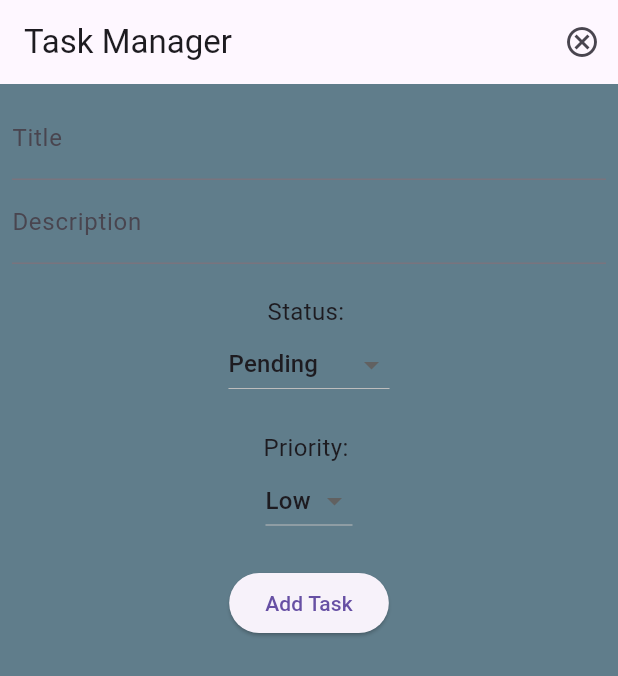
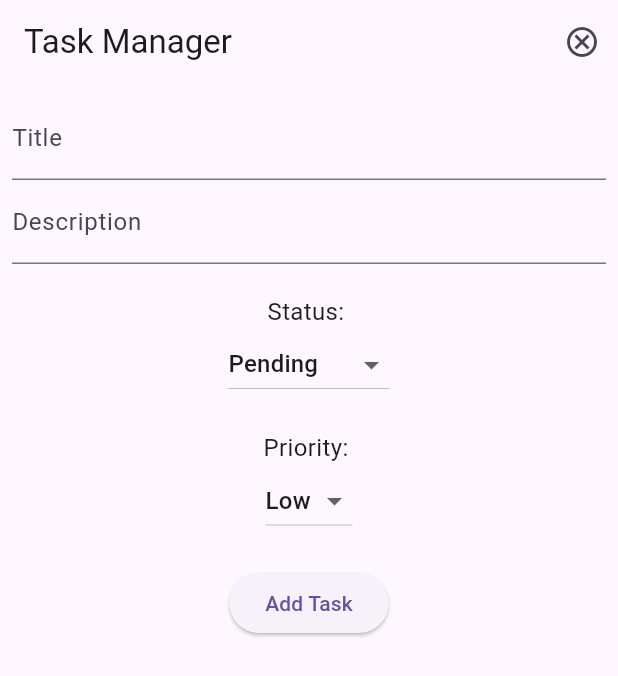
Before and after one commit to klevr-dev/tamer-flutter-test, a Flutter app: the screen it shows after launch, after a tap on the "add" icon, on a phone screen of 412 x 824 dp. Shown: the top 676 px of the screen. Run offline on Flutter 3.47's test engine with Material 3 defaults, Android fonts, the phone set to English and light mode, and no system bars; our stand-ins replace grouped_list, image_picker, sqflite; accounts and stored records are empty.

```diff
--- a/lib/pages/add_task_page.dart
+++ b/lib/pages/add_task_page.dart
@@ -65,8 +65,7 @@ class _TaskPageState extends State<AddTaskPage> {
     return MaterialApp(
       debugShowCheckedModeBanner: false,
       title: "Task Page",
-      theme: ThemeData(
-          scaffoldBackgroundColor: Colors.blueGrey, hintColor: Colors.blue),
+      theme: ThemeData(hintColor: Colors.blue),
       home: Scaffold(
         appBar: AppBar(
           title: Text('Task Manager'),
--- a/lib/pages/home_page.dart
+++ b/lib/pages/home_page.dart
@@ -46,7 +46,7 @@ class _HomePageState extends State<HomePage> {
     List<Task> tasks = await _dbHelper.getTasks();
     setState(() {
       _tasks = tasks;
-      _filteredTasks = _tasks;
+      _filterTasks();
     });
   }
 
@@ -161,7 +161,7 @@ class _HomePageState extends State<HomePage> {
     return Scaffold(
       appBar: AppBar(
         title: Text(
-          'All Tasks',
+          'My Tasks',
           style: TextStyle(fontSize: 32),
         ),
         actions: [
```
